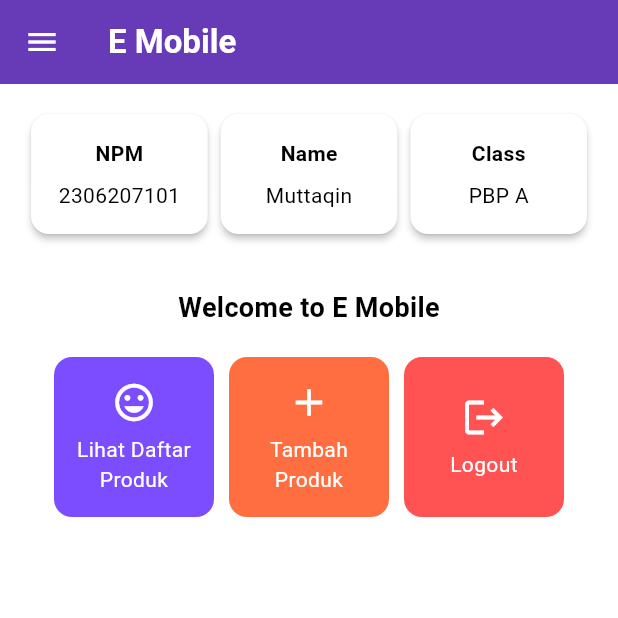
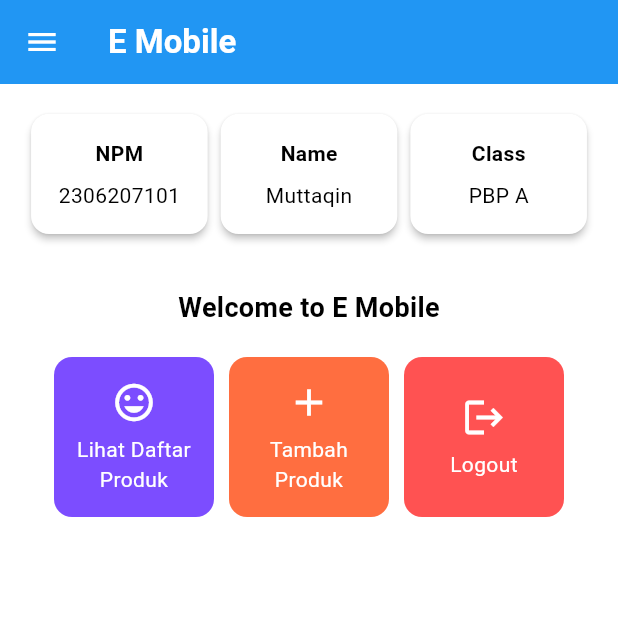
Before and after one commit to muttyqt15/emobile, a Flutter app: the screen it shows after launch, on a phone screen of 412 x 824 dp, the top half of it. Run offline on Flutter 3.47's test engine with Material 3 defaults, Android fonts, the phone set to English and light mode, and no system bars.

Commit message:
readme: tugas 8

```diff
--- a/lib/main.dart
+++ b/lib/main.dart
@@ -30,8 +30,8 @@ class MyApp extends StatelessWidget {
         // This works for code too, not just values: Most code changes can be
         // tested with just a hot reload.
         colorScheme: ColorScheme.fromSwatch(
-          primarySwatch: Colors.deepPurple,
-        ).copyWith(secondary: Colors.deepPurple[400]),
+          primarySwatch: Colors.blue,
+        ).copyWith(secondary: Colors.blue[400]),
         useMaterial3: true,
       ),
       home: MyHomePage(),
```
Also changed, not shown: 1 other file.
